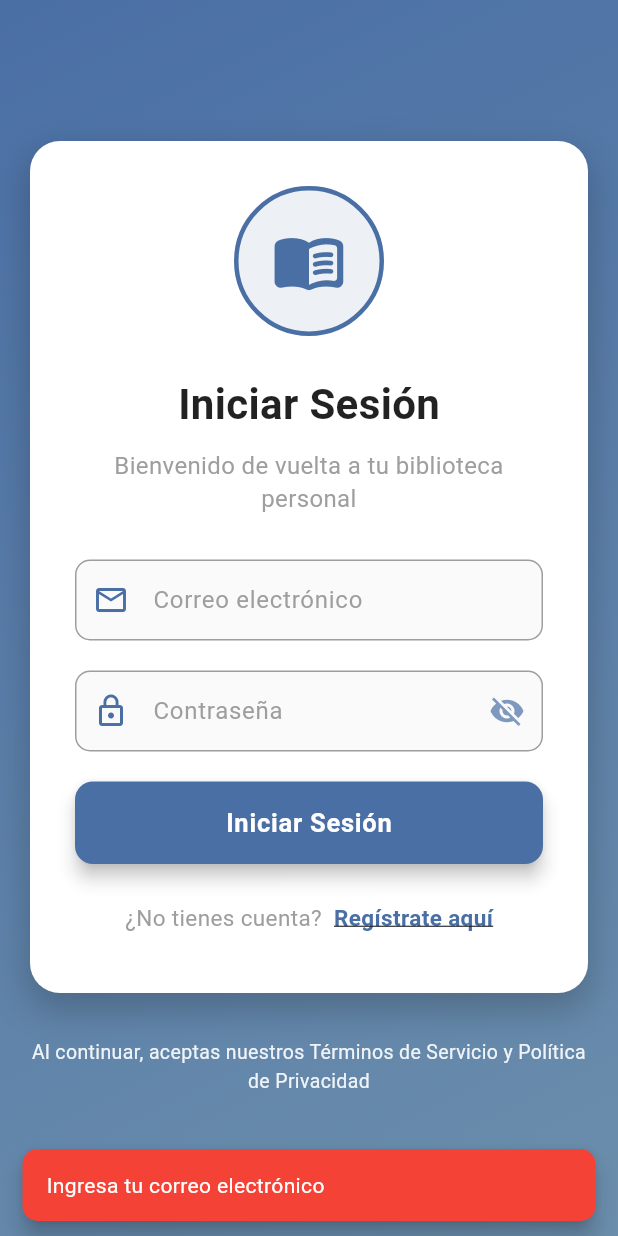
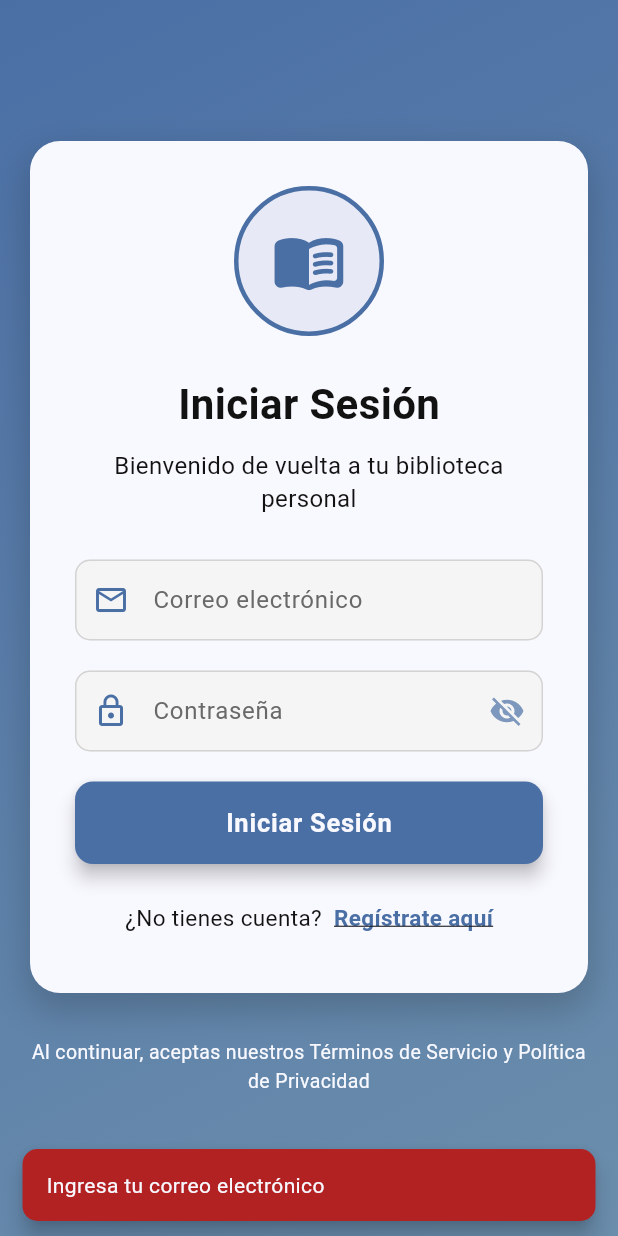
Before and after one commit to CristianB761/Bookworm-2, a Flutter app: the screen it shows after launch, after a tap on "Iniciar Sesión", on a phone screen of 412 x 824 dp. Run offline on Flutter 3.47's test engine with Material 3 defaults, Android fonts, the phone set to English and light mode, and no system bars; our stand-ins replace cloud_firestore, connectivity_plus, firebase_auth, firebase_core, firebase_storage, fl_chart and 3 more; accounts and stored records are empty.

Commit message:
Modo Oscuro y Claro en Autenticación

```diff
--- a/lib/autenticacion.dart
+++ b/lib/autenticacion.dart
@@ -1,8 +1,10 @@
 import 'package:flutter/material.dart';
 import 'package:firebase_auth/firebase_auth.dart';
+import 'package:provider/provider.dart';
 import 'diseno.dart';
 import 'servicio/servicio_firestore.dart';
 import 'modelos/datos_usuario.dart';
+import 'theme_provider.dart';
 
 class Autenticacion extends StatefulWidget {
   const Autenticacion({super.key});
@@ -51,7 +53,7 @@ class _EstadoPantallaAuth extends State<Autenticacion> {
     } on FirebaseAuthException catch (e) {
       _manejarErrorFirebase(e);
     } catch (e) {
-      _mostrarSnackBar('Error inesperado: $e', Colors.red);
+      _mostrarSnackBar('Error inesperado: $e', Color(0xFFb22222));
     } finally {
       if (mounted) setState(() => _estaCargando = false);
     }
@@ -60,34 +62,34 @@ class _EstadoPantallaAuth extends State<Autenticacion> {
   bool _validarFormulario() {
     final email = _controladorEmail.text.trim();
     if (email.isEmpty) {
-      _mostrarSnackBar('Ingresa tu correo electrónico', Colors.red);
+      _mostrarSnackBar('Ingresa tu correo electrónico', Color(0xFFb22222));
       return false;
     }
 
     final emailRegex = RegExp(r'^[^@]+@[^@]+\.[^@]+');
     if (!emailRegex.hasMatch(email)) {
-      _mostrarSnackBar('Ingresa un correo electrónico válido', Colors.red);
+      _mostrarSnackBar('Ingresa un correo electrónico válido', Color(0xFFb22222));
       return false;
     }
 
     if (_controladorPassword.text.isEmpty) {
-      _mostrarSnackBar('Ingresa tu contraseña', Colors.red);
+      _mostrarSnackBar('Ingresa tu contraseña', Color(0xFFb22222));
       return false;
     }
 
     if (_controladorPassword.text.length < 6) {
-      _mostrarSnackBar('La contraseña debe tener al menos 6 caracteres', Colors.red);
+      _mostrarSnackBar('La contraseña debe tener al menos 6 caracteres', Color(0xFFb22222));
       return false;
     }
 
     if (!_esLogin) {
       if (_controladorNombre.text.trim().isEmpty) {
-        _mostrarSnackBar('Ingresa tu nombre', Colors.red);
+        _mostrarSnackBar('Ingresa tu nombre', Color(0xFFb22222));
         return false;
       }
 
       if (_controladorPassword.text != _controladorConfirmarPassword.text) {
-        _mostrarSnackBar('Las contraseñas no coinciden', Colors.red);
+        _mostrarSnackBar('Las contraseñas no coinciden', Color(0xFFb22222));
         return false;
       }
     }
@@ -101,7 +103,7 @@ class _EstadoPantallaAuth extends State<Autenticacion> {
       password: _controladorPassword.text,
     );
     if (credencialUsuario.user != null) {
-      _mostrarSnackBar('¡Bienvenido de vuelta!', Colors.green);
+      _mostrarSnackBar('¡Bienvenido de vuelta!', Color(0xFF32cd32));
       _navegarAInicio();
     }
   }
@@ -143,11 +145,11 @@ class _EstadoPantallaAuth extends State<Autenticacion> {
       try {
         final servicioFirestore = ServicioFirestore();
         await servicioFirestore.crearUsuario(datosUsuario);
-        _mostrarSnackBar('¡Cuenta creada exitosamente!', Colors.green);
+        _mostrarSnackBar('¡Cuenta creada exitosamente!', Color(0xFF32cd32));
         _navegarAInicio();
       } catch (e) {
         await credencialUsuario.user!.delete();
-        _mostrarSnackBar('Error al guardar datos: $e', Colors.red);
+        _mostrarSnackBar('Error al guardar datos: $e', Color(0xFFb22222));
         rethrow;
       }
     }
@@ -166,17 +168,17 @@ class _EstadoPantallaAuth extends State<Autenticacion> {
       'operation-not-allowed': 'Este método de inicio de sesión no está habilitado',
     };
 
-    _mostrarSnackBar(mensajesError[e.code] ?? 'Error: ${e.message}', Colors.red);
+    _mostrarSnackBar(mensajesError[e.code] ?? 'Error: ${e.message}', Color(0xFFb22222));
   }
 
   void _mostrarSnackBar(String mensaje, Color color) {
     ScaffoldMessenger.of(context).clearSnackBars();
     ScaffoldMessenger.of(context).showSnackBar(
       SnackBar(
-        content: Text(mensaje, style: const TextStyle(color: Colors.white)),
+        content: Text(mensaje, style: const TextStyle(color: Color(0xFFf8f8ff))),
         backgroundColor: color,
         behavior: SnackBarBehavior.floating,
-        duration: Duration(seconds: color == Colors.green ? 3 : 5),
+        duration: Duration(seconds: color == Color(0xFF32cd32) ? 3 : 5),
         shape: RoundedRectangleBorder(borderRadius: BorderRadius.circular(10)),
       ),
     );
@@ -190,47 +192,66 @@ class _EstadoPantallaAuth extends State<Autenticacion> {
     });
   }
 
-  Widget _construirCampoTexto(TextEditingController controlador, String etiqueta, IconData icono,
-  {bool textoOculto = false, VoidCallback? alAlternarVisibilidad, TextInputType? tipoTeclado}) {
-    // Siempre usar colores claros en la pantalla de autenticación
-    const fillColor = Color(0xFFFAFAFA);
-    const textColor = Colors.black87;
-    const labelColor = Color(0xFF9E9E9E);
-    const borderColor = Color(0xFF9E9E9E);
-
+  Widget _construirCampoTexto(
+    TextEditingController controlador,
+    String etiqueta,
+    IconData icono, {
+    bool textoOculto = false,
+    VoidCallback? alAlternarVisibilidad,
+    TextInputType? tipoTeclado,
+    required Color inputFillColor,
+    required Color inputBorderColor,
+    required Color inputTextColor,
+    required Color labelColor,
+  }) {
     return TextFormField(
       controller: controlador,
       decoration: InputDecoration(
         labelText: etiqueta,
-        labelStyle: const TextStyle(color: labelColor),
+        labelStyle: TextStyle(color: labelColor),
         prefixIcon: Icon(icono, color: AppColores.primario),
-        suffixIcon: alAlternarVisibilidad != null ? IconButton(
-          icon: Icon(textoOculto ? Icons.visibility_off : Icons.visibility,
-                     color: AppColores.primario.withValues(alpha: 0.7)),
-          onPressed: alAlternarVisibilidad,
-        ) : null,
+        suffixIcon: alAlternarVisibilidad != null
+            ? IconButton(
+                icon: Icon(
+                  textoOculto ? Icons.visibility_off : Icons.visibility,
+                  color: AppColores.primario.withValues(alpha: 0.7),
+                ),
+                onPressed: alAlternarVisibilidad,
+              )
+            : null,
         border: OutlineInputBorder(borderRadius: BorderRadius.circular(10)),
         focusedBorder: OutlineInputBorder(
           borderRadius: BorderRadius.circular(10),
           borderSide: const BorderSide(color: AppColores.primario, width: 2),
         ),
-        enabledBorder: const OutlineInputBorder(
-          borderRadius: BorderRadius.all(Radius.circular(10)),
-          borderSide: BorderSide(color: borderColor),
+        enabledBorder: OutlineInputBorder(
+          borderRadius: const BorderRadius.all(Radius.circular(10)),
+          borderSide: BorderSide(color: inputBorderColor),
         ),
         filled: true,
-        fillColor: fillColor,
+        fillColor: inputFillColor,
         contentPadding: const EdgeInsets.symmetric(vertical: 15, horizontal: 20),
       ),
       obscureText: textoOculto,
       enabled: !_estaCargando,
       keyboardType: tipoTeclado,
-      style: const TextStyle(fontSize: 16, color: textColor),
+      style: TextStyle(fontSize: 16, color: inputTextColor),
     );
   }
 
   @override
   Widget build(BuildContext context) {
+    final themeProvider = Provider.of<ThemeProvider>(context);
+    final esModoOscuro = themeProvider.esModoOscuro;
+
+    final Color formularioFondo = esModoOscuro ? const Color(0xFF121212) : const Color(0xFFf8f8ff);
+    final Color formularioTexto = esModoOscuro ? const Color(0xFFd3d3d3) : const Color(0xFF121212);
+    final Color inputFillColor = esModoOscuro ? const Color(0xFF1e1e1e) : const Color(0xFFf5f5f5);
+    final Color inputBorderColor = esModoOscuro ? const Color(0xFF2c2c2c) : const Color(0xFFd3d3d3);
+    final Color inputTextColor = esModoOscuro ? const Color(0xFFf8f8ff) : const Color(0xFF0d0d0d);
+    final Color labelColor = esModoOscuro ? const Color(0xFF696969) : const Color(0xFF696969);
+    final Color piePaginaColor = esModoOscuro ? const Color(0xFFf8f8ff) : const Color(0xFFf8f8ff);
+
     return Scaffold(
       body: Container(
         decoration: const BoxDecoration(
@@ -252,11 +273,11 @@ class _EstadoPantallaAuth extends State<Autenticacion> {
                   constraints: const BoxConstraints(maxWidth: 400),
                   padding: const EdgeInsets.all(30),
                   decoration: BoxDecoration(
-                    color: Colors.white,
+                    color: formularioFondo,
                     borderRadius: BorderRadius.circular(20),
                     boxShadow: [
                       BoxShadow(
-                        color: Colors.black.withValues(alpha: 0.2),
+                        color: Color(0xFF0d0d0d).withValues(alpha: 0.2),
                         blurRadius: 20,
                         spreadRadius: 2,
                         offset: const Offset(0, 10),
@@ -279,72 +300,82 @@ class _EstadoPantallaAuth extends State<Autenticacion> {
                           color: AppColores.primario,
                         ),
                       ),
-
                       const SizedBox(height: 25),
-
                       Text(
                         _esLogin ? 'Iniciar Sesión' : 'Crear Cuenta',
-                        style: const TextStyle(
+                        style: TextStyle(
                           fontSize: 28,
                           fontWeight: FontWeight.bold,
-                          color: Colors.black87,
+                          color: formularioTexto,
                         ),
                       ),
-
                       const SizedBox(height: 10),
-
                       Text(
                         _esLogin
                             ? 'Bienvenido de vuelta a tu biblioteca personal'
                             : 'Únete a nuestra comunidad de lectores',
-                        style: const TextStyle(
+                        style: TextStyle(
                           fontSize: 16,
-                          color: Color(0xFF9E9E9E),
+                          color: formularioTexto,
                           height: 1.4,
                         ),
                         textAlign: TextAlign.center,
                       ),
-
                       const SizedBox(height: 30),
-
                       if (!_esLogin) ...[
                         _construirCampoTexto(
                           _controladorNombre,
                           'Nombre completo',
                           Icons.person_outline,
                           tipoTeclado: TextInputType.name,
+                          inputFillColor: inputFillColor,
+                          inputBorderColor: inputBorderColor,
+                          inputTextColor: inputTextColor,
+                          labelColor: labelColor,
                         ),
                         const SizedBox(height: 20),
                       ],
-
                       _construirCampoTexto(
                         _controladorEmail,
                         'Correo electrónico',
                         Icons.email_outlined,
                         tipoTeclado: TextInputType.emailAddress,
+                        inputFillColor: inputFillColor,
+                        inputBorderColor: inputBorderColor,
+                        inputTextColor: inputTextColor,
+                        labelColor: labelColor,
                       ),
                       const SizedBox(height: 20),
-
                       _construirCampoTexto(
                         _controladorPassword,
                         'Contraseña',
                         Icons.lock_outline,
                         textoOculto: _passwordOculta,
-                        alAlternarVisibilidad: _estaCargando ? null : () => setState(() => _passwordOculta = !_passwordOculta),
+                        alAlternarVisibilidad: _estaCargando
+                            ? null
+                            : () => setState(() => _passwordOculta = !_passwordOculta),
+                        inputFillColor: inputFillColor,
+                        inputBorderColor: inputBorderColor,
+                        inputTextColor: inputTextColor,
+                        labelColor: labelColor,
                       ),
                       const SizedBox(height: 20),
-
                       if (!_esLogin) ...[
                         _construirCampoTexto(
                           _controladorConfirmarPassword,
                           'Confirmar contraseña',
                           Icons.lock_reset,
                           textoOculto: _confirmarPasswordOculta,
-                          alAlternarVisibilidad: _estaCargando ? null : () => setState(() => _confirmarPasswordOculta = !_confirmarPasswordOculta),
+                          alAlternarVisibilidad: _estaCargando
+                              ? null
+                              : () => setState(() => _confirmarPasswordOculta = !_confirmarPasswordOculta),
+                          inputFillColor: inputFillColor,
+                          inputBorderColor: inputBorderColor,
+                          inputTextColor: inputTextColor,
+                          labelColor: labelColor,
                         ),
                         const SizedBox(height: 20),
                       ],
-
                       SizedBox(
                         width: double.infinity,
                         height: 55,
@@ -359,7 +390,7 @@ class _EstadoPantallaAuth extends State<Autenticacion> {
                                 onPressed: _enviarFormulario,
                                 style: ElevatedButton.styleFrom(
                                   backgroundColor: AppColores.primario,
-                                  foregroundColor: Colors.white,
+                                  foregroundColor: const Color(0xFFf8f8ff),
                                   elevation: 5,
                                   shape: RoundedRectangleBorder(
                                     borderRadius: BorderRadius.circular(12),
@@ -376,17 +407,15 @@ class _EstadoPantallaAuth extends State<Autenticacion> {
                                 ),
                               ),
                       ),
-
                       const SizedBox(height: 25),
-
                       Row(
                         mainAxisAlignment: MainAxisAlignment.center,
                         children: [
                           Text(
                             _esLogin ? '¿No tienes cuenta?' : '¿Ya tienes cuenta?',
-                            style: const TextStyle(
+                            style: TextStyle(
                               fontSize: 15,
-                              color: Color(0xFF9E9E9E),
+                              color: formularioTexto,
                             ),
                           ),
                           const SizedBox(width: 8),
@@ -404,19 +433,16 @@ class _EstadoPantallaAuth extends State<Autenticacion> {
                           ),
                         ],
                       ),
-
                       const SizedBox(height: 10),
                     ],
                   ),
                 ),
-
                 const SizedBox(height: 30),
-
                 Text(
                   'Al continuar, aceptas nuestros Términos de Servicio y Política de Privacidad',
                   style: TextStyle(
                     fontSize: 13,
-                    color: Colors.white.withValues(alpha: 0.9),
+                    color: piePaginaColor,
                   ),
                   textAlign: TextAlign.center,
                 ),
```
